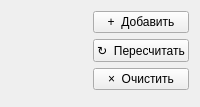
Above: ui/tabs/analysis-tab.ui from VadmanBat/Irbis before the change. Below: the same form after it.
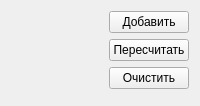
That is the form after the change. Custom widgets are drawn as their Qt base class.

Diff of the .ui file:
```diff
--- a/ui/tabs/analysis-tab.ui
+++ b/ui/tabs/analysis-tab.ui
@@ -96,7 +96,7 @@
            <string>Добавить текущую ПФ на графики</string>
           </property>
           <property name="text">
-           <string>+  Добавить</string>
+           <string>Добавить</string>
           </property>
          </widget>
         </item>
@@ -115,7 +115,7 @@
            <string>Пересчитать последнюю серию</string>
           </property>
           <property name="text">
-           <string>↻  Пересчитать</string>
+           <string>Пересчитать</string>
           </property>
          </widget>
         </item>
@@ -134,7 +134,7 @@
            <string>Очистить графики</string>
           </property>
           <property name="text">
-           <string>×  Очистить</string>
+           <string>Очистить</string>
           </property>
          </widget>
         </item>
```
